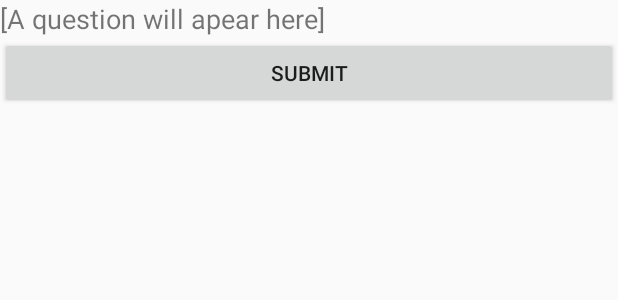
After one commit to SimpleAesthetics/COMP3004-Project, an Android app: the layout activity_questionnaire.xml on its own in the app's theme, with its tools: preview values and no code run, on a phone screen of 412 x 824 dp. The commit adds this screen. Shown: the top 300 px of the screen. Run offline under Robolectric (Android 15) with nearby library versions, the phone set to English and light mode, and no system bars; network calls fail.

Commit message:
Added Questionnaire

```diff
--- a/Grouper/app/src/main/AndroidManifest.xml
+++ b/Grouper/app/src/main/AndroidManifest.xml
@@ -35,6 +35,9 @@
         <activity
             android:name=".UI.LoginActivity"
             android:label="@string/title_activity_login" />
+        <activity
+            android:name=".UI.Questionnaire"
+            android:label="Questionnaire" />
     </application>
 
 </manifest>
--- a/Grouper/app/src/main/java/reboot/grouper/FrontEnd/Retrofit_Client.java
+++ b/Grouper/app/src/main/java/reboot/grouper/FrontEnd/Retrofit_Client.java
@@ -9,8 +9,8 @@ import retrofit2.converter.gson.GsonConverterFactory;
 
 public class Retrofit_Client {
     private static Retrofit retrofit = null;
-    //private static String address = "http://192.168.2.69:8080/";
-    private static String address = "http://10.0.2.2:8080/";
+    private static String address = "http://192.168.2.69:8080/";
+    //private static String address = "http://grouper-server-deployment.cfapps.io/";
 
     public static Retrofit I() {
         if (retrofit==null) {
--- a/Grouper/app/src/main/java/reboot/grouper/FrontEnd/Volley.java
+++ b/Grouper/app/src/main/java/reboot/grouper/FrontEnd/Volley.java
@@ -21,8 +21,8 @@ public final class Volley {
 
     private Volley(Context c){
         context = c;
-        //Address = "http://grouper-server-cloud.cfapps.io/";
-        Address = "http://10.0.2.2:8080/";
+        //Address = "http://grouper-server-deployment.cfapps.io/";
+        Address = "http:/192.168.2.69:8080/";
     }
 
     public String getAddress(){ getRequestQueue(); return Address; }
--- a/Grouper/app/src/main/java/reboot/grouper/UI/LoginActivity.java
+++ b/Grouper/app/src/main/java/reboot/grouper/UI/LoginActivity.java
@@ -356,12 +356,12 @@ public class LoginActivity extends AppCompatActivity implements LoaderCallbacks<
                         call.enqueue(new Callback<Void>() {
                             @Override
                             public void onResponse(Call<Void> call, Response<Void> response) {
-                                Log.d("CallBack", " response is " + response);
+                                Log.d("CallBack", " response is " + call.toString());
                             }
 
                             @Override
                             public void onFailure(Call<Void> call, Throwable t) {
-                                Log.d("CallBack", " Throwable is " +t);
+                                Log.d("CallBack", " Throwable is " +t.getMessage());
                             }
                         });
                         //retrofit.postUser(user);
--- /dev/null
+++ b/Grouper/app/src/main/res/layout/activity_questionnaire.xml
@@ -0,0 +1,40 @@
+<?xml version="1.0" encoding="utf-8"?>
+<android.support.constraint.ConstraintLayout xmlns:android="http://schemas.android.com/apk/res/android"
+    xmlns:app="http://schemas.android.com/apk/res-auto"
+    xmlns:tools="http://schemas.android.com/tools"
+    android:layout_width="match_parent"
+    android:layout_height="match_parent"
+    tools:context="reboot.grouper.UI.Questionnaire">
+
+    <ScrollView
+        android:layout_width="match_parent"
+        android:layout_height="match_parent"
+        tools:layout_editor_absoluteX="8dp"
+        tools:layout_editor_absoluteY="8dp">
+
+        <LinearLayout
+            android:layout_width="match_parent"
+            android:layout_height="wrap_content"
+            android:orientation="vertical">
+
+            <TextView
+                android:id="@+id/txt_Question"
+                android:layout_width="match_parent"
+                android:layout_height="wrap_content"
+                android:text="[A question will apear here]"
+                android:textSize="18sp" />
+
+            <RadioGroup
+                android:id="@+id/radio_Group"
+                android:layout_width="match_parent"
+                android:layout_height="match_parent" />
+
+            <Button
+                android:id="@+id/btn_Submit"
+                android:layout_width="match_parent"
+                android:layout_height="wrap_content"
+                android:text="Submit" />
+        </LinearLayout>
+
+    </ScrollView>
+</android.support.constraint.ConstraintLayout>
```
Also changed, not shown: Grouper/app/src/main/java/reboot/grouper/FrontEnd/Dispatcher.java (+94 -7 lines), Grouper/app/src/main/java/reboot/grouper/FrontEnd/UserSession.java (+21 -0 lines), Grouper/app/src/main/java/reboot/grouper/Model/Environment.java (+7 -8 lines), Grouper/app/src/main/java/reboot/grouper/UI/Lists.java (+92 -3 lines), Grouper/app/src/main/java/reboot/grouper/UI/NewEnvironment.java (+5 -3 lines), Grouper/app/src/main/java/reboot/grouper/UI/Questionnaire.java (added, +91 -0 lines), Grouper/app/src/main/res/layout/env_settings_diag.xml (added, +31 -0 lines).
